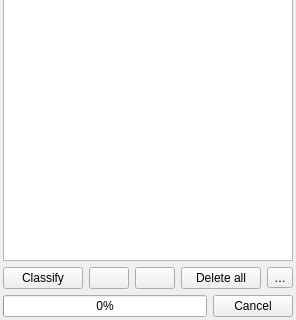
Qt form src/ui/qgspalettedrendererwidgetbase.ui (qgis/QGIS) before a commit; both pictures show x 0 to 296 and y 139 to 459 of the 296 by 459 pixel window.
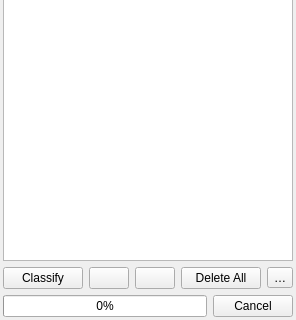
The same form after that commit. Icons and pictures are not drawn. Custom widgets are drawn as their Qt base class.

```diff
--- a/src/ui/qgspalettedrendererwidgetbase.ui
+++ b/src/ui/qgspalettedrendererwidgetbase.ui
@@ -75,7 +75,7 @@
      <item>
       <widget class="QPushButton" name="mButtonDeleteAll">
        <property name="text">
-        <string>Delete all</string>
+        <string>Delete All</string>
        </property>
       </widget>
      </item>
```
